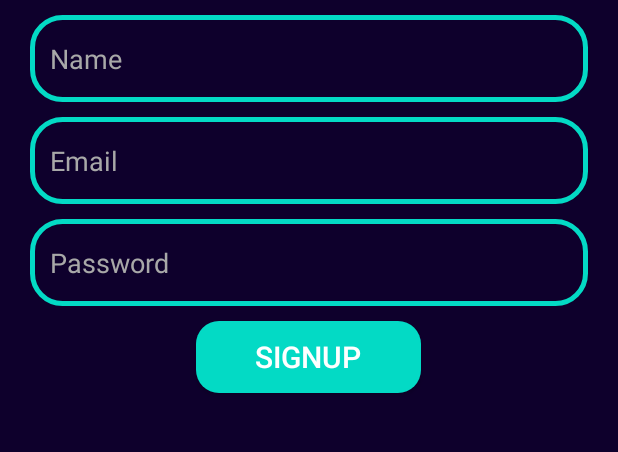
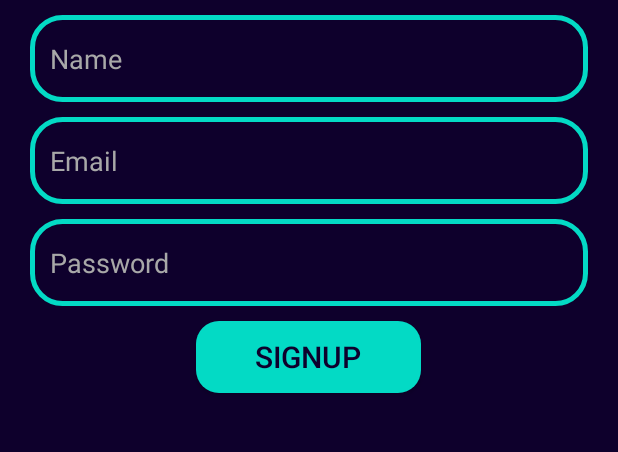
Before and after one commit to pseudonym17/MessengerApp, an Android app: the SignUp screen opened directly, with no data from a screen before it, after a tap on "SIGNUP", on a phone screen of 412 x 824 dp, the part 330-782 px from its top. Run offline under Robolectric (Android 15) with nearby library versions, the phone set to English and light mode, and no system bars; our stand-ins replace Firebase (no records; nobody signed in at launch, a user with empty details on screens opened directly).

Commit message:
Added checks for login and signup. Changed supportActionBar. Adjusted layouts and colors.

```diff
--- a/app/src/main/AndroidManifest.xml
+++ b/app/src/main/AndroidManifest.xml
@@ -4,9 +4,9 @@
 
     <application
         android:allowBackup="true"
-        android:icon="@drawable/chatspic"
+        android:icon="@drawable/chatlogo"
         android:label="@string/app_name"
-        android:roundIcon="@drawable/chatspic"
+        android:roundIcon="@drawable/chatlogo"
         android:supportsRtl="true"
         android:theme="@style/Theme.Messenger11_21">
         <activity
--- a/app/src/main/java/com/example/messenger11_21/SignUp.kt
+++ b/app/src/main/java/com/example/messenger11_21/SignUp.kt
@@ -36,13 +36,19 @@ class SignUp : AppCompatActivity() {
             val name = editName.text.toString()
             val email = editEmail.text.toString()
             val password = editPassword.text.toString()
-            if (password.length > 5) {
-                signUp(name, email, password)
-            } else {
+            // Check form
+            if (name == "") {
+                Toast.makeText(this, "Name Missing", Toast.LENGTH_SHORT).show()
+            } else if (email == "") {
+                Toast.makeText(this, "Email Missing", Toast.LENGTH_SHORT).show()
+            } else if (password == "") {
+                Toast.makeText(this, "Password Missing", Toast.LENGTH_SHORT).show()
+            } else if (password.length < 6){
                 editPassword.text.clear()
                 Toast.makeText(this, "Password must be at least 6 characters", Toast.LENGTH_SHORT).show()
+            } else {
+                signUp(name, email, password)
             }
-
         }
     }
 
@@ -57,7 +63,6 @@ class SignUp : AppCompatActivity() {
                     finish()
                     startActivity(intent)
                 } else {
-                    println("Couldn't Add User")
                     Toast.makeText(this, "Failed to Add", Toast.LENGTH_SHORT).show()
                 }
         }
--- a/app/src/main/res/layout/activity_chat.xml
+++ b/app/src/main/res/layout/activity_chat.xml
@@ -33,8 +33,7 @@
             android:textColorHint="@color/hint"
             android:textColor="@color/white"
             android:paddingLeft="10dp"
-            android:background="@drawable/message_box_background"
-            />
+            android:background="@drawable/message_box_background" />
 
         <ImageView
             android:id="@+id/sendBtn"
--- a/app/src/main/res/layout/activity_login.xml
+++ b/app/src/main/res/layout/activity_login.xml
@@ -39,6 +39,7 @@
         android:layout_marginRight="20dp"
         android:background="@drawable/edit_background"
         android:hint="Password"
+        android:inputType="textPassword"
         android:textColorHint="@color/hint"
         android:textColor="@color/white"
         android:paddingLeft="13dp" />
@@ -51,7 +52,7 @@
       android:layout_below="@id/password"
       android:background="@drawable/btn_background"
       android:text="Login"
-      android:textColor="@color/white"
+      android:textColor="@color/back_color"
       android:textSize="20sp"
       android:layout_centerHorizontal="true" />
 
@@ -63,7 +64,7 @@
       android:layout_below="@id/loginbtn"
       android:background="@drawable/btn_background"
       android:text="Signup"
-      android:textColor="@color/white"
+      android:textColor="@color/back_color"
       android:textSize="20sp"
       android:layout_centerHorizontal="true" />
 
--- a/app/src/main/res/layout/activity_main.xml
+++ b/app/src/main/res/layout/activity_main.xml
@@ -41,7 +41,7 @@
             android:id="@+id/addBtn"
             android:layout_width="50dp"
             android:layout_height="50dp"
-            android:src="@drawable/sendpic"
+            android:src="@drawable/addbtn"
             android:layout_weight="20"/>
 
     </LinearLayout>
--- a/app/src/main/res/layout/activity_sign_up.xml
+++ b/app/src/main/res/layout/activity_sign_up.xml
@@ -49,6 +49,7 @@
         android:layout_height="58dp"
         android:layout_below="@+id/email"
         android:layout_marginTop="10dp"
+        android:inputType="textPassword"
         android:hint="Password"
         android:textColorHint="@color/hint"
         android:textColor="@color/white"
@@ -65,8 +66,9 @@
         android:layout_below="@id/password"
         android:background="@drawable/btn_background"
         android:text="Signup"
-        android:textColor="@color/white"
+        android:textColor="@color/back_color"
         android:textSize="20sp"
         android:layout_centerHorizontal="true" />
 
+
 </RelativeLayout>
--- a/app/src/main/res/layout/sent.xml
+++ b/app/src/main/res/layout/sent.xml
@@ -17,7 +17,7 @@
             android:layout_height="wrap_content"
             android:text="This is a sent message"
             android:textSize="18sp"
-            android:textColor="@color/white"
+            android:textColor="@color/back_color"
             android:padding="10dp"
             />
     </RelativeLayout>
--- a/app/src/main/res/values/themes.xml
+++ b/app/src/main/res/values/themes.xml
@@ -2,8 +2,8 @@
     <!-- Base application theme. -->
     <style name="Theme.Messenger11_21" parent="Theme.AppCompat.Light">
         <!-- Primary brand color. -->
-        <item name="colorPrimary">@color/purple_500</item>
-        <item name="colorPrimaryVariant">@color/purple_700</item>
+        <item name="colorPrimary">@color/teal</item>
+        <item name="colorPrimaryVariant">@color/back_color</item>
         <item name="colorOnPrimary">@color/white</item>
         <!-- Secondary brand color. -->
         <item name="colorSecondary">@color/teal_200</item>
```
Also changed, not shown: app/src/main/java/com/example/messenger11_21/Login.kt (+9 -3 lines), app/src/main/java/com/example/messenger11_21/MainActivity.kt (+12 -3 lines), app/src/main/res/drawable-v24/addbtn.png (added), app/src/main/res/drawable-v24/send.png (added).
